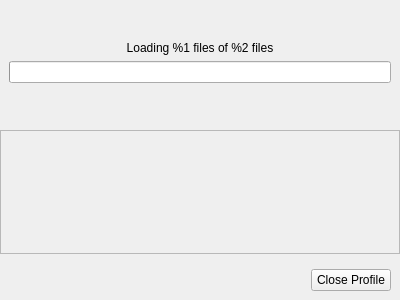
Old version of the form ProfileInterface.ui in the repository SyDevTeam/gta5view.
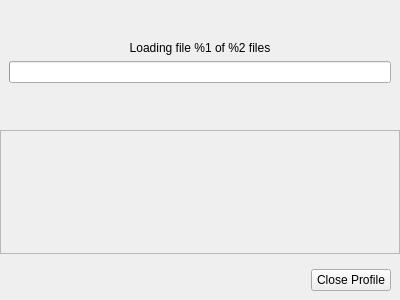
New version of the form.

Diff of the .ui file:
```diff
--- a/ProfileInterface.ui
+++ b/ProfileInterface.ui
@@ -60,7 +60,7 @@
       <item>
        <widget class="QLabel" name="labProfileContent">
         <property name="text">
-         <string>Loading %1 files of %2 files</string>
+         <string>Loading file %1 of %2 files</string>
         </property>
         <property name="alignment">
          <set>Qt::AlignCenter</set>
```
Left out of the diff: 2 changed lines with no effect on the pictures.
